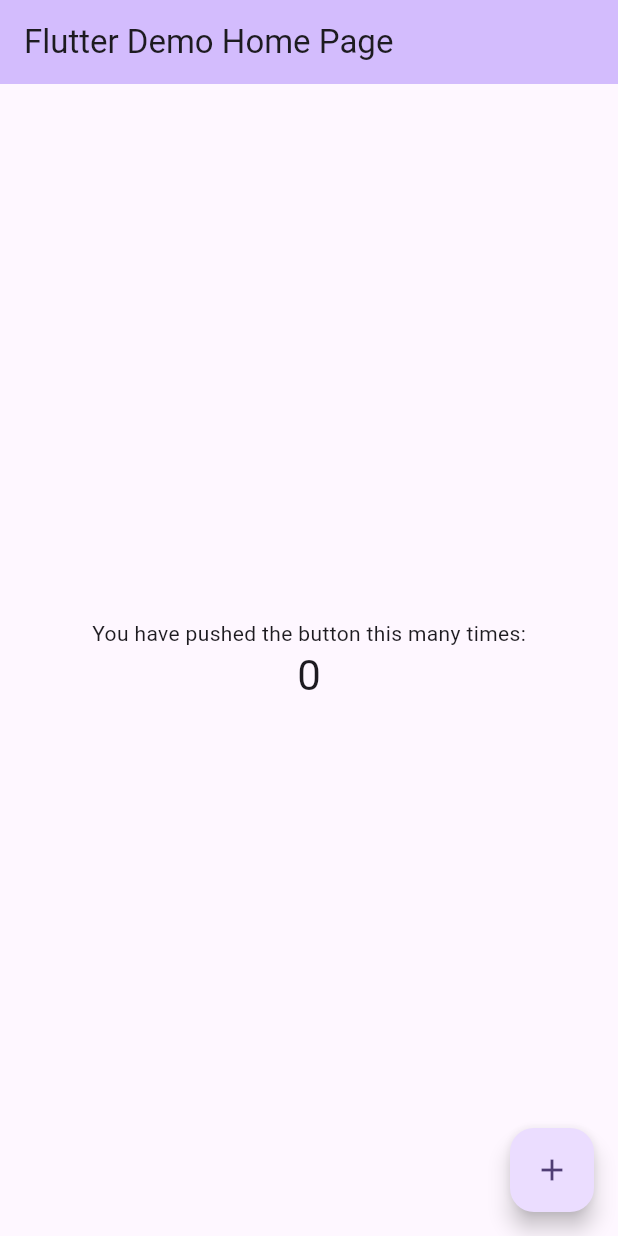
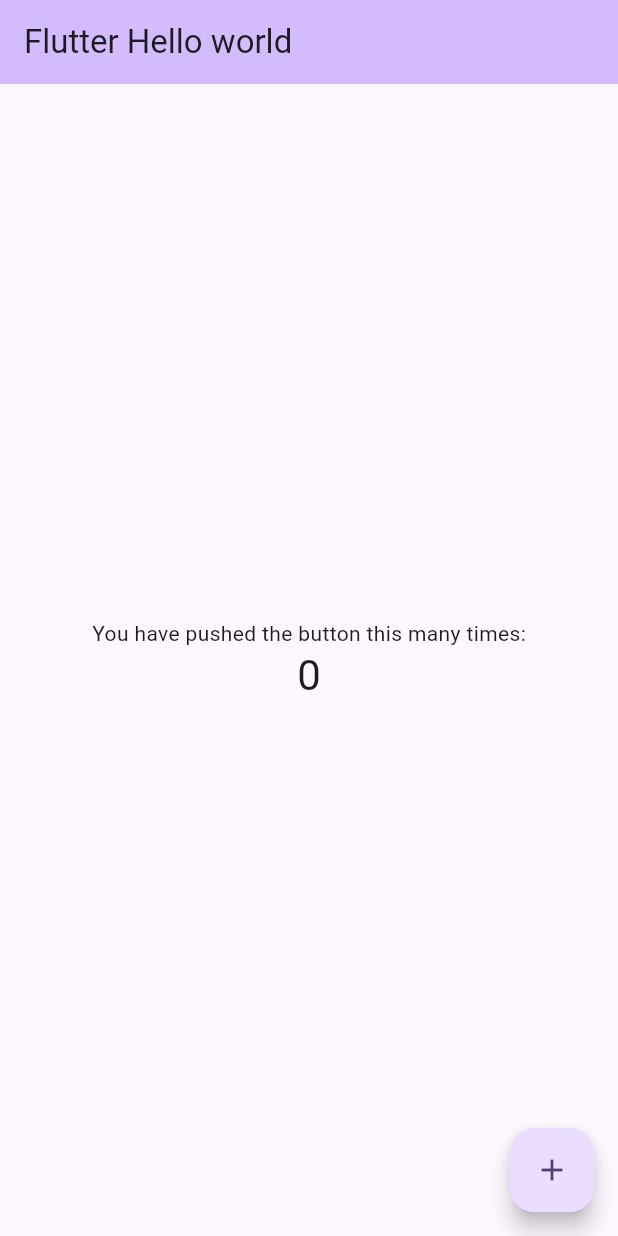
Before and after one commit to AzmiFH/belajar-flutter-pemula, a Flutter app: the screen it shows after launch, on a phone screen of 412 x 824 dp. Run offline on Flutter 3.47's test engine with Material 3 defaults, Android fonts, the phone set to English and light mode, and no system bars.

Commit message:
ubah tittle

```diff
--- a/materi_01_hello_world/lib/main.dart
+++ b/materi_01_hello_world/lib/main.dart
@@ -30,7 +30,7 @@ class MyApp extends StatelessWidget {
         // tested with just a hot reload.
         colorScheme: .fromSeed(seedColor: Colors.deepPurple),
       ),
-      home: const MyHomePage(title: 'Flutter Demo Home Page'),
+      home: const MyHomePage(title: 'Flutter Hello world'),
     );
   }
 }
```
